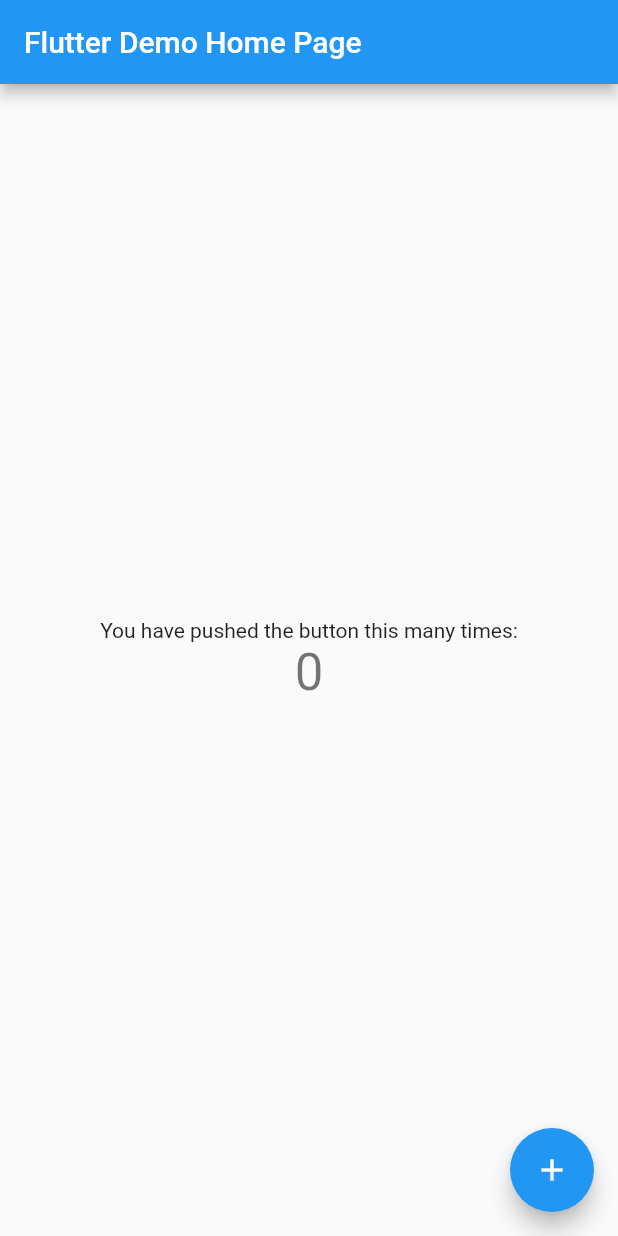
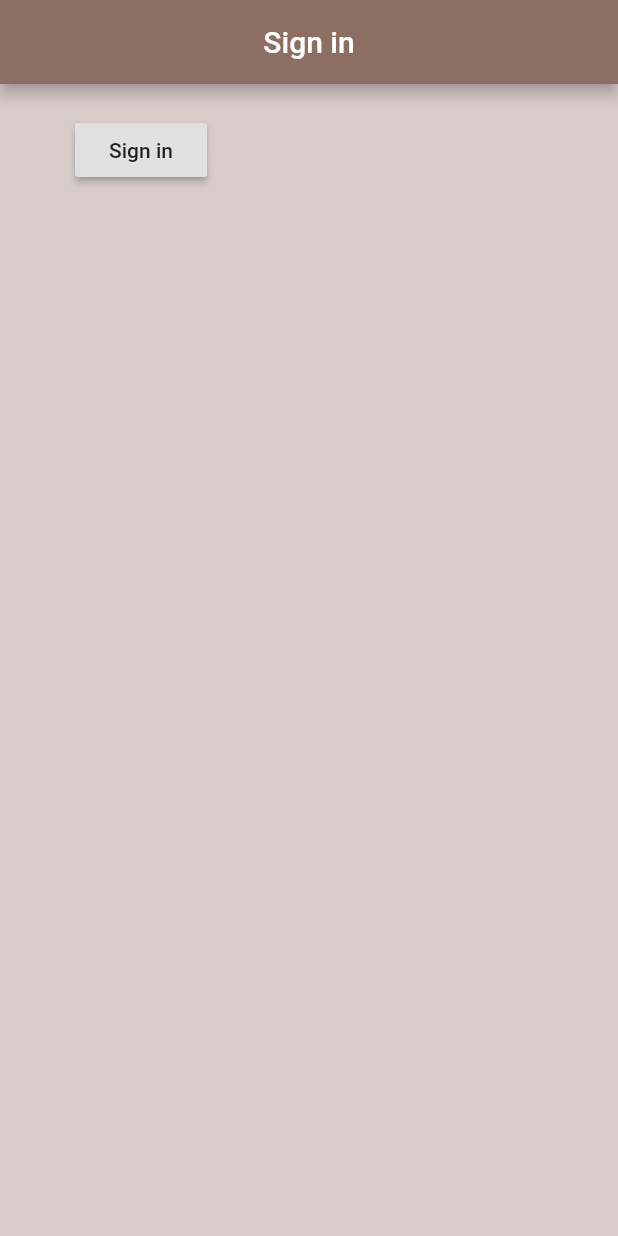
Before and after one commit to ItisMamun/brew_crew, a Flutter app: the screen it shows after launch, on a phone screen of 412 x 824 dp. Run offline on Flutter 3.47's test engine with Material 2 defaults, Android fonts, the phone set to English and light mode, and no system bars; our stand-ins replace firebase_auth; accounts and stored records are empty.

```diff
--- a/lib/main.dart
+++ b/lib/main.dart
@@ -1,3 +1,4 @@
+import 'package:brew_crew/screens/wrapper.dart';
 import 'package:flutter/material.dart';
 
 void main() {
@@ -9,100 +10,7 @@
   @override
   Widget build(BuildContext context) {
     return MaterialApp(
-      title: 'Flutter Demo',
-      theme: ThemeData(
-        primarySwatch: Colors.blue,
-        // This makes the visual density adapt to the platform that you run
-        // the app on. For desktop platforms, the controls will be smaller and
-        // closer together (more dense) than on mobile platforms.
-        visualDensity: VisualDensity.adaptivePlatformDensity,
-      ),
-      home: MyHomePage(title: 'Flutter Demo Home Page'),
+      home: Wrapper(),
     );
   }
 }
-
-class MyHomePage extends StatefulWidget {
-  MyHomePage({Key key, this.title}) : super(key: key);
-
-  // This widget is the home page of your application. It is stateful, meaning
-  // that it has a State object (defined below) that contains fields that affect
-  // how it looks.
-
-  // This class is the configuration for the state. It holds the values (in this
-  // case the title) provided by the parent (in this case the App widget) and
-  // used by the build method of the State. Fields in a Widget subclass are
-  // always marked "final".
-
-  final String title;
-
-  @override
-  _MyHomePageState createState() => _MyHomePageState();
-}
-
-class _MyHomePageState extends State<MyHomePage> {
-  int _counter = 0;
-
-  void _incrementCounter() {
-    setState(() {
-      // This call to setState tells the Flutter framework that something has
-      // changed in this State, which causes it to rerun the build method below
-      // so that the display can reflect the updated values. If we changed
-      // _counter without calling setState(), then the build method would not be
-      // called again, and so nothing would appear to happen.
-      _counter++;
-    });
-  }
-
-  @override
-  Widget build(BuildContext context) {
-    // This method is rerun every time setState is called, for instance as done
-    // by the _incrementCounter method above.
-    //
-    // The Flutter framework has been optimized to make rerunning build methods
-    // fast, so that you can just rebuild anything that needs updating rather
-    // than having to individually change instances of widgets.
-    return Scaffold(
-      appBar: AppBar(
-        // Here we take the value from the MyHomePage object that was created by
-        // the App.build method, and use it to set our appbar title.
-        title: Text(widget.title),
-      ),
-      body: Center(
-        // Center is a layout widget. It takes a single child and positions it
-        // in the middle of the parent.
-        child: Column(
-          // Column is also a layout widget. It takes a list of children and
-          // arranges them vertically. By default, it sizes itself to fit its
-          // children horizontally, and tries to be as tall as its parent.
-          //
-          // Invoke "debug painting" (press "p" in the console, choose the
-          // "Toggle Debug Paint" action from the Flutter Inspector in Android
-          // Studio, or the "Toggle Debug Paint" command in Visual Studio Code)
-          // to see the wireframe for each widget.
-          //
-          // Column has various properties to control how it sizes itself and
-          // how it positions its children. Here we use mainAxisAlignment to
-          // center the children vertically; the main axis here is the vertical
-          // axis because Columns are vertical (the cross axis would be
-          // horizontal).
-          mainAxisAlignment: MainAxisAlignment.center,
-          children: <Widget>[
-            Text(
-              'You have pushed the button this many times:',
-            ),
-            Text(
-              '$_counter',
-              style: Theme.of(context).textTheme.headline4,
-            ),
-          ],
-        ),
-      ),
-      floatingActionButton: FloatingActionButton(
-        onPressed: _incrementCounter,
-        tooltip: 'Increment',
-        child: Icon(Icons.add),
-      ), // This trailing comma makes auto-formatting nicer for build methods.
-    );
-  }
-}
--- a/lib/screens/authenticate/authenticate.dart
+++ b/lib/screens/authenticate/authenticate.dart
@@ -1,3 +1,4 @@
+import 'package:brew_crew/screens/authenticate/sign_in.dart';
 import 'package:flutter/material.dart';
 
 class Authenticate extends StatefulWidget {
@@ -9,7 +10,7 @@
   @override
   Widget build(BuildContext context) {
     return Container(
-      child: Text('Authenticate'),
+      child: SignIn(),
     );
   }
 }
--- /dev/null
+++ b/lib/screens/authenticate/sign_in.dart
@@ -0,0 +1,27 @@
+import 'package:flutter/material.dart';
+
+class SignIn extends StatefulWidget {
+  @override
+  _SignInState createState() => _SignInState();
+}
+
+class _SignInState extends State<SignIn> {
+  @override
+  Widget build(BuildContext context) {
+    return Scaffold(
+      backgroundColor: Colors.brown[100],
+      appBar: AppBar(
+        backgroundColor: Colors.brown[400],
+        title: Text('Sign in'),
+        centerTitle: true,
+      ),
+      body: Container(
+        padding: EdgeInsets.symmetric(vertical: 20.0, horizontal: 50.0),
+        child: RaisedButton(
+          child: Text('Sign in'),
+          onPressed: () async {},
+        ),
+      ),
+    );
+  }
+}
--- /dev/null
+++ b/lib/screens/wrapper.dart
@@ -0,0 +1,11 @@
+import 'package:brew_crew/screens/authenticate/authenticate.dart';
+import 'package:brew_crew/screens/home/home.dart';
+import 'package:flutter/material.dart';
+
+class Wrapper extends StatelessWidget {
+  @override
+  Widget build(BuildContext context) {
+    // return either home or authenticate widget
+    return Authenticate();
+  }
+}
```
Also changed, not shown: lib/screens/home/home.dart (+10 -0 lines), lib/services/auth.dart (added, +22 -0 lines), 1 other file.
